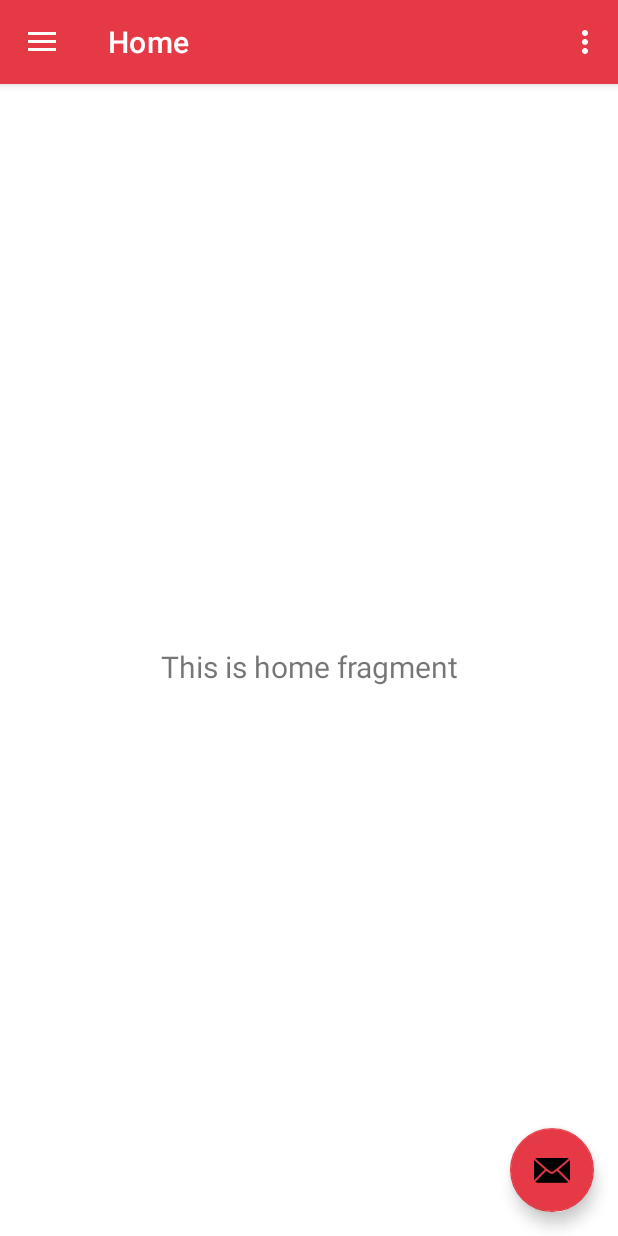
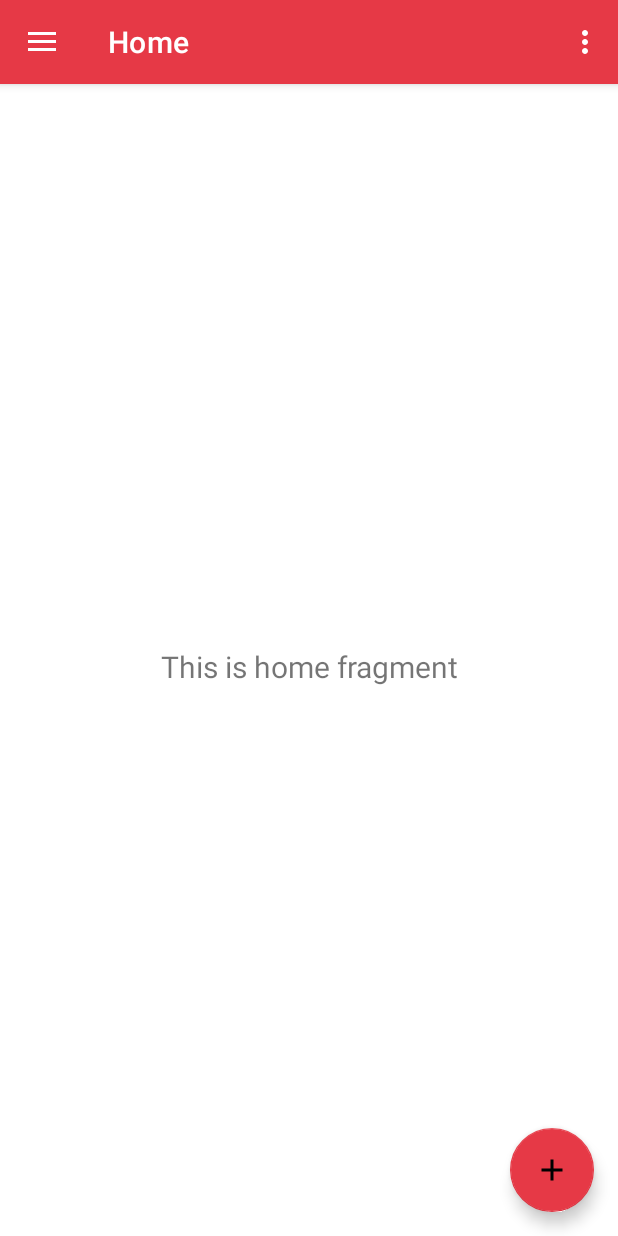
Before and after one commit to oana-rancov/MSAproj, an Android app: the NavigationActivity screen opened directly, with no data from a screen before it, on a phone screen of 412 x 824 dp. Run offline under Robolectric (Android 15) with nearby library versions, the phone set to English and light mode, and no system bars; our stand-ins replace navigation-ui.

Commit message:
Changed fab icon

```diff
--- /dev/null
+++ b/app/src/main/res/drawable/ic_baseline_add_24.xml
@@ -0,0 +1,10 @@
+<vector xmlns:android="http://schemas.android.com/apk/res/android"
+    android:width="24dp"
+    android:height="24dp"
+    android:viewportWidth="24"
+    android:viewportHeight="24"
+    android:tint="?attr/colorControlNormal">
+  <path
+      android:fillColor="@android:color/white"
+      android:pathData="M19,13h-6v6h-2v-6H5v-2h6V5h2v6h6v2z"/>
+</vector>
--- a/app/src/main/res/layout/app_bar_navigation.xml
+++ b/app/src/main/res/layout/app_bar_navigation.xml
@@ -28,6 +28,6 @@
         android:layout_height="wrap_content"
         android:layout_gravity="bottom|end"
         android:layout_margin="@dimen/fab_margin"
-        app:srcCompat="@android:drawable/ic_dialog_email" />
+        app:srcCompat="@drawable/ic_baseline_add_24" />
 
 </androidx.coordinatorlayout.widget.CoordinatorLayout>
```
